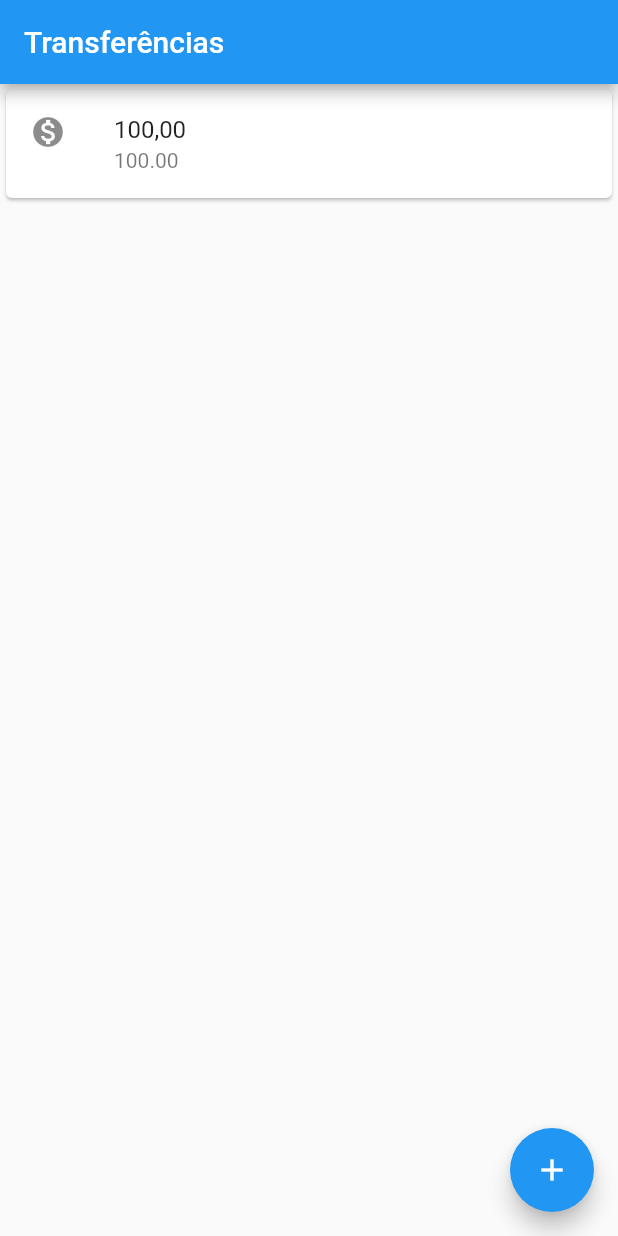
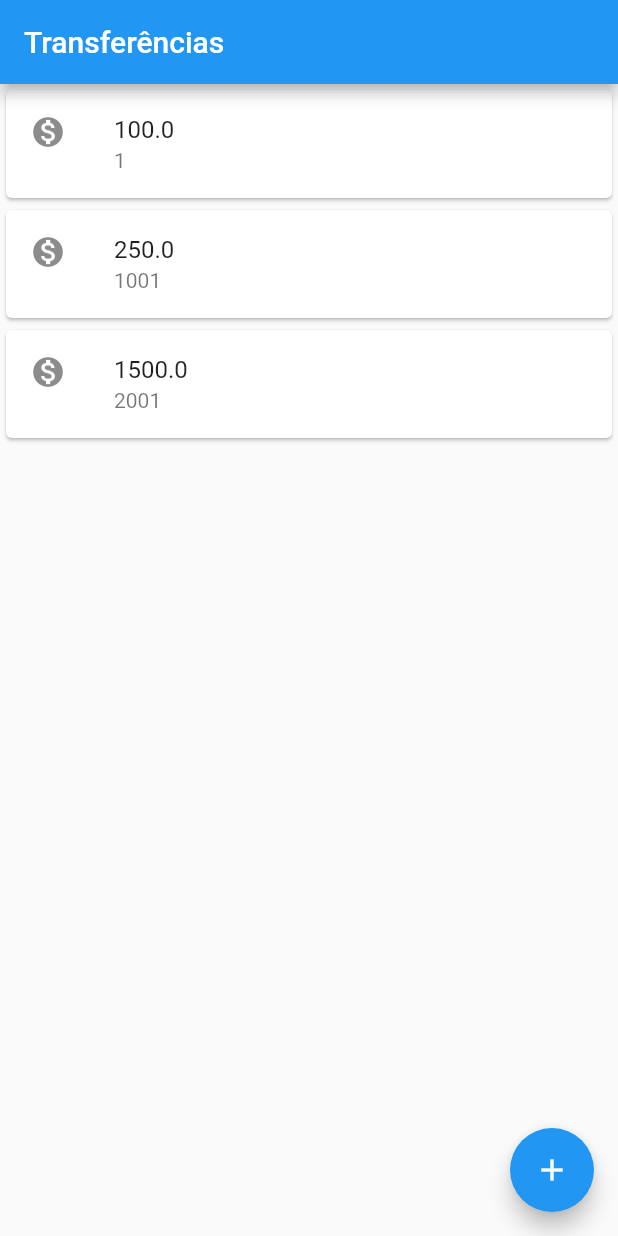
Before and after one commit to midnightbr/Flutter, a Flutter app: the screen it shows after launch, on a phone screen of 412 x 824 dp. Run offline on Flutter 3.47's test engine with Material 2 defaults, Android fonts, the phone set to English and light mode, and no system bars.

Commit message:
Refatoração Refatorando o código para ficar mais legivel, trabalhando como class e herança. Assim ficara mais facil a leitura e manutenção do código do projeto. Além de ser conhecidas como boas praticas dentro da programação.

```diff
--- a/bytebank/lib/main.dart
+++ b/bytebank/lib/main.dart
@@ -4,17 +4,7 @@ import 'package:flutter/material.dart';
 void main() {
   runApp(MaterialApp(
     home: Scaffold(
-      body: Column(
-        children: [
-          Card(
-            child: ListTile(
-              leading: Icon(Icons.monetization_on),
-              title: Text('100,00'),
-              subtitle: Text('100.00'),
-            ),
-          ),
-        ],
-      ),
+      body: ListaTransferencias(),
       appBar: AppBar(title: Text('Transferências'),),
       floatingActionButton: FloatingActionButton(
         onPressed: () {  },
@@ -23,3 +13,44 @@ void main() {
     ),
   ));
 }
+
+class ListaTransferencias extends StatelessWidget {
+  @override
+  Widget build(BuildContext context) {
+    return Column(
+      children: <Widget> [
+        ItemTransferencia(Transferencia(100.00, 0001)),
+        ItemTransferencia(Transferencia(250.00, 1001)),
+        ItemTransferencia(Transferencia(1500.00, 2001)),
+      ],
+    );
+  }
+}
+
+class ItemTransferencia extends StatelessWidget {
+
+  final Transferencia _transferencia;
+
+
+  ItemTransferencia(this._transferencia);
+
+  @override
+  Widget build(BuildContext context) {
+    return Card(
+      child: ListTile(
+        leading: Icon(Icons.monetization_on),
+        title: Text(_transferencia.value.toString()),
+        subtitle: Text(_transferencia.numberAccount.toString()),
+      ),
+    );
+  }
+
+}
+
+class Transferencia {
+  final double value;
+  final int numberAccount;
+
+  Transferencia(this.value, this.numberAccount);
+
+}
```
